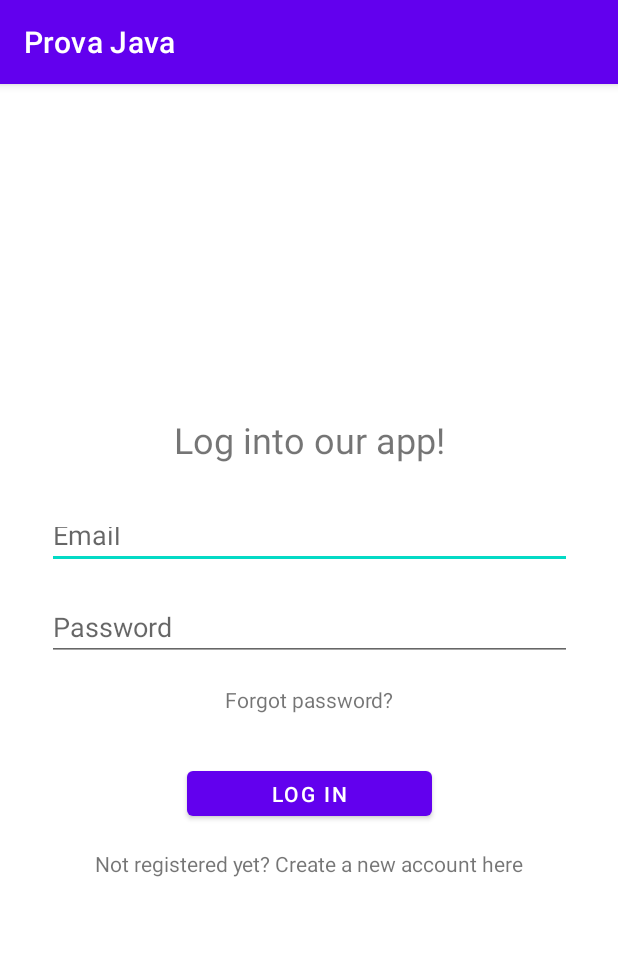
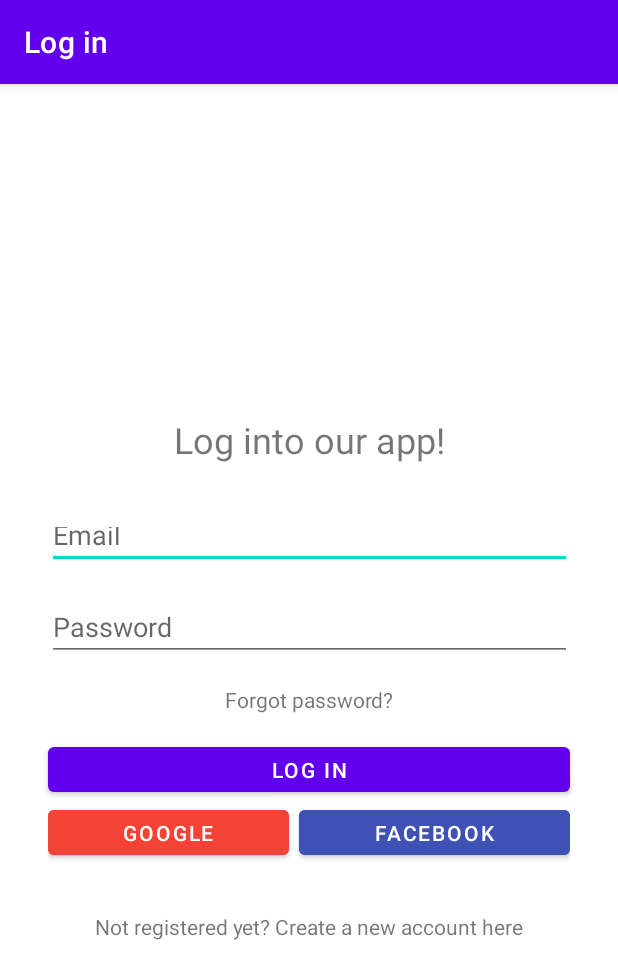
Before and after one commit to StratocasterO/Login-Android-Java, an Android app: the screen it shows after launch (Login), on a phone screen of 412 x 824 dp. Shown: the top 979 px of the screen. Run offline under Robolectric (Android 15) with nearby library versions, the phone set to English and light mode, and no system bars; our stand-ins replace Firebase (no records; nobody signed in at launch, a user with empty details on screens opened directly); libraries missing offline, so code that uses them is left out: com.facebook, com.facebook.login.

Commit message:
Login with Facebook and Google added, databasse access disabled for simplicity (just email from Firebase)

```diff
--- a/app/src/main/java/com/example/provajava/Login.java
+++ b/app/src/main/java/com/example/provajava/Login.java
@@ -15,24 +15,47 @@ import android.widget.EditText;
 import android.widget.TextView;
 import android.widget.Toast;
 
+import com.facebook.AccessToken;
+import com.facebook.CallbackManager;
+import com.facebook.FacebookCallback;
+import com.facebook.FacebookException;
+import com.facebook.login.LoginManager;
+import com.facebook.login.LoginResult;
+import com.google.android.gms.auth.api.signin.GoogleSignIn;
+import com.google.android.gms.auth.api.signin.GoogleSignInAccount;
+import com.google.android.gms.auth.api.signin.GoogleSignInClient;
+import com.google.android.gms.auth.api.signin.GoogleSignInOptions;
+import com.google.android.gms.common.api.ApiException;
 import com.google.android.gms.tasks.OnCompleteListener;
 import com.google.android.gms.tasks.OnFailureListener;
 import com.google.android.gms.tasks.OnSuccessListener;
 import com.google.android.gms.tasks.Task;
+import com.google.android.material.snackbar.Snackbar;
+import com.google.firebase.auth.AuthCredential;
 import com.google.firebase.auth.AuthResult;
+import com.google.firebase.auth.FacebookAuthProvider;
 import com.google.firebase.auth.FirebaseAuth;
 import com.google.firebase.auth.FirebaseUser;
+import com.google.firebase.auth.GoogleAuthProvider;
+
+import java.util.Arrays;
 
 public class Login extends AppCompatActivity {
+    int RC_SIGN_IN = 100;
     EditText emailText, passText;
-    Button logInBtn;
+    Button logInBtn, googleBtn, facebookBtn;
     TextView goToRegister, forgot;
-    private FirebaseAuth mAuth;
+    FirebaseAuth mAuth;
+    GoogleSignInOptions gso;
+    GoogleSignInClient googleClient;
+    CallbackManager callbackManager = CallbackManager.Factory.create();
 
     @Override
     protected void onCreate(Bundle savedInstanceState) {
         super.onCreate(savedInstanceState);
         setContentView(R.layout.activity_login);
+
+        setTitle("Log in");
 
         // selecting the inputs
         emailText = findViewById(R.id.email);
@@ -40,9 +63,17 @@ public class Login extends AppCompatActivity {
         logInBtn = findViewById(R.id.login);
         goToRegister = findViewById(R.id.goToRegister);
         forgot = findViewById(R.id.forgot);
+        googleBtn = findViewById(R.id.loginGoogle);
+        facebookBtn = findViewById(R.id.loginFacebook);
 
         // firebase initialization
         mAuth = FirebaseAuth.getInstance();
+        gso = new GoogleSignInOptions
+                .Builder(GoogleSignInOptions.DEFAULT_SIGN_IN)
+                .requestIdToken(getString(R.string.default_web_client_id))
+                .requestEmail()
+                .build();
+        googleClient = GoogleSignIn.getClient(this, gso);
 
         // go to sign up
         goToRegister.setOnClickListener(new View.OnClickListener() {
@@ -136,5 +167,108 @@ public class Login extends AppCompatActivity {
                 passwordReset.create().show();
             }
         });
+
+        googleBtn.setOnClickListener(new View.OnClickListener() {
+            @Override
+            public void onClick(View v) {
+                // opens up google authentication activity
+                Intent signInIntent = googleClient.getSignInIntent();
+                startActivityForResult(signInIntent, RC_SIGN_IN);
+            }
+        });
+
+        facebookBtn.setOnClickListener(new View.OnClickListener() {
+            @Override
+            public void onClick(View v) {
+                Log.d("click", "click correcto");
+                LoginManager.getInstance().logInWithReadPermissions(Login.this, Arrays.asList("email"));
+                LoginManager.getInstance().registerCallback(callbackManager, new FacebookCallback<LoginResult>() {
+                    @Override
+                    public void onSuccess(LoginResult loginResult) {
+                        handleFacebookAccessToken(loginResult.getAccessToken());
+                    }
+
+                    @Override
+                    public void onCancel() {
+                        // nothing
+                    }
+
+                    @Override
+                    public void onError(FacebookException exception) {
+                        Toast.makeText(Login.this, "There was an error logging in", Toast.LENGTH_SHORT).show();
+                    }
+                });
+            }
+        });
+    }
+
+    @Override
+    public void onActivityResult(int requestCode, int resultCode, Intent data) {
+        callbackManager.onActivityResult(requestCode, resultCode, data);
+
+        super.onActivityResult(requestCode, resultCode, data);
+
+        // Result returned from launching the Intent from GoogleSignInApi.getSignInIntent(...);
+        if (requestCode == RC_SIGN_IN) {
+            Task<GoogleSignInAccount> task = GoogleSignIn.getSignedInAccountFromIntent(data);
+            try {
+                // Google Sign In was successful, authenticate with Firebase
+                GoogleSignInAccount account = task.getResult(ApiException.class);
+                Log.d("firebase", "firebaseAuthWithGoogle:" + account.getId());
+                firebaseAuthWithGoogle(account.getIdToken());
+            } catch (ApiException e) {
+                // Google Sign In failed, update UI appropriately
+                Log.w("firebase", "Google sign in failed", e);
+                // ...
+            }
+        }
+    }
+
+    private void firebaseAuthWithGoogle(String idToken) {
+        AuthCredential credential = GoogleAuthProvider.getCredential(idToken, null);
+        mAuth.signInWithCredential(credential)
+                .addOnCompleteListener(this, new OnCompleteListener<AuthResult>() {
+                    @Override
+                    public void onComplete(@NonNull Task<AuthResult> task) {
+                        if (task.isSuccessful()) {
+                            // Sign in success, update UI with the signed-in user's information
+                            Log.d("firebase", "signInWithCredential:success");
+                            FirebaseUser user = mAuth.getCurrentUser();
+                            Log.d("firebase", "User: " + user.getUid());
+
+                            startActivity(new Intent(getApplicationContext(), MainActivity.class));
+                            finish();
+                        } else {
+                            // If sign in fails, display a message to the user.
+                            Log.w("firebase", "signInWithCredential:failure", task.getException());
+                            Toast.makeText(Login.this, "Authentication Failed.", Toast.LENGTH_SHORT).show();
+                        }
+                    }
+                });
+    }
+
+    private void handleFacebookAccessToken(AccessToken token) {
+        Log.d("facebook", "handleFacebookAccessToken:" + token);
+
+        AuthCredential credential = FacebookAuthProvider.getCredential(token.getToken());
+        mAuth.signInWithCredential(credential)
+                .addOnCompleteListener(this, new OnCompleteListener<AuthResult>() {
+                    @Override
+                    public void onComplete(@NonNull Task<AuthResult> task) {
+                        if (task.isSuccessful()) {
+                            // Sign in success, update UI with the signed-in user's information
+                            Log.d("facebook", "signInWithCredential:success");
+                            FirebaseUser user = mAuth.getCurrentUser();
+
+                            startActivity(new Intent(getApplicationContext(), MainActivity.class));
+                            finish();
+                        } else {
+                            // If sign in fails, display a message to the user.
+                            Log.w("facebook", "signInWithCredential:failure", task.getException());
+                            Toast.makeText(Login.this, "Authentication failed.",
+                                    Toast.LENGTH_SHORT).show();
+                        }
+                    }
+                });
     }
 }
--- a/app/src/main/res/layout/activity_login.xml
+++ b/app/src/main/res/layout/activity_login.xml
@@ -44,23 +44,15 @@
 
     <Button
         android:id="@+id/login"
-        android:layout_width="163dp"
+        android:layout_width="0dp"
         android:layout_height="42dp"
-        android:layout_marginTop="32dp"
+        android:layout_marginStart="32dp"
+        android:layout_marginTop="16dp"
+        android:layout_marginEnd="32dp"
         android:text="Log in"
         app:layout_constraintEnd_toEndOf="parent"
         app:layout_constraintStart_toStartOf="parent"
         app:layout_constraintTop_toBottomOf="@+id/forgot" />
-
-    <TextView
-        android:id="@+id/goToRegister"
-        android:layout_width="wrap_content"
-        android:layout_height="wrap_content"
-        android:layout_marginTop="16dp"
-        android:text="Not registered yet? Create a new account here"
-        app:layout_constraintEnd_toEndOf="parent"
-        app:layout_constraintStart_toStartOf="parent"
-        app:layout_constraintTop_toBottomOf="@+id/login" />
 
     <TextView
         android:id="@+id/forgot"
@@ -72,4 +64,47 @@
         app:layout_constraintStart_toStartOf="parent"
         app:layout_constraintTop_toBottomOf="@+id/pass" />
 
+    <LinearLayout
+        android:id="@+id/linearLayout"
+        android:layout_width="0dp"
+        android:layout_height="wrap_content"
+        android:layout_marginStart="32dp"
+        android:layout_marginEnd="32dp"
+        android:orientation="horizontal"
+        app:layout_constraintEnd_toEndOf="parent"
+        app:layout_constraintStart_toStartOf="parent"
+        app:layout_constraintTop_toBottomOf="@+id/login">
+
+        <Button
+            android:id="@+id/loginGoogle"
+            android:layout_width="wrap_content"
+            android:layout_height="42dp"
+            android:layout_weight="1"
+            android:backgroundTint="#F44336"
+            android:text="Google" />
+
+        <Space
+            android:layout_width="wrap_content"
+            android:layout_height="wrap_content"
+            android:layout_weight=".1" />
+
+        <Button
+            android:id="@+id/loginFacebook"
+            android:layout_width="wrap_content"
+            android:layout_height="42dp"
+            android:layout_weight="1"
+            android:backgroundTint="#3F51B5"
+            android:text="Facebook" />
+    </LinearLayout>
+
+    <TextView
+        android:id="@+id/goToRegister"
+        android:layout_width="wrap_content"
+        android:layout_height="wrap_content"
+        android:layout_marginTop="32dp"
+        android:text="Not registered yet? Create a new account here"
+        app:layout_constraintEnd_toEndOf="parent"
+        app:layout_constraintStart_toStartOf="parent"
+        app:layout_constraintTop_toBottomOf="@+id/linearLayout" />
+
 </androidx.constraintlayout.widget.ConstraintLayout>
--- a/app/src/main/res/values/strings.xml
+++ b/app/src/main/res/values/strings.xml
@@ -1,3 +1,5 @@
 <resources>
     <string name="app_name">Prova Java</string>
+    <string name="facebook_app_id">272931397643305</string>
+    <string name="fb_login_protocol_scheme">fb272931397643305</string>
 </resources>
--- a/build.gradle
+++ b/build.gradle
@@ -3,9 +3,10 @@ buildscript {
     repositories {
         google()
         jcenter()
+        mavenCentral()
     }
     dependencies {
-        classpath "com.android.tools.build:gradle:4.1.2"
+        classpath 'com.android.tools.build:gradle:4.1.3'
         classpath 'com.google.gms:google-services:4.3.5'
 
         // NOTE: Do not place your application dependencies here; they belong
```
Also changed, not shown: app/build.gradle (+10 -7 lines), app/src/main/AndroidManifest.xml (+20 -1 lines), app/src/main/java/com/example/provajava/MainActivity.java (+36 -11 lines), app/src/main/java/com/example/provajava/Signup.java (+9 -2 lines), app/src/main/res/layout/activity_signup.xml (+5 -3 lines), gradle/wrapper/gradle-wrapper.properties, 1 other file.
